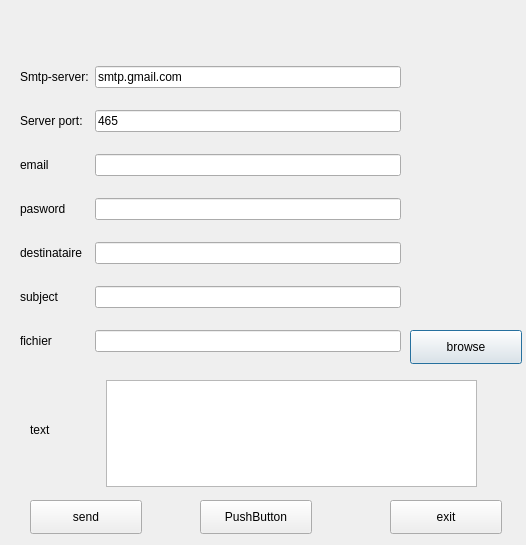
Old version of the form dialog_email.ui in the repository firastourki99/smartgarage.
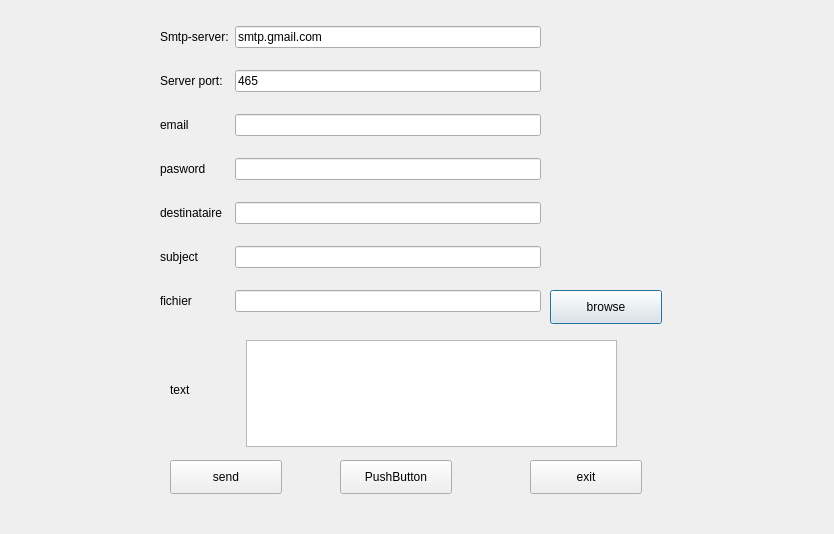
New version of the form.

What changed in the file:
```diff
--- a/dialog_email.ui
+++ b/dialog_email.ui
@@ -6,8 +6,8 @@
    <rect>
     <x>0</x>
     <y>0</y>
-    <width>526</width>
-    <height>545</height>
+    <width>834</width>
+    <height>534</height>
    </rect>
   </property>
   <property name="windowTitle">
@@ -16,8 +16,8 @@
   <widget class="QTextEdit" name="msg">
    <property name="geometry">
     <rect>
-     <x>106</x>
-     <y>380</y>
+     <x>246</x>
+     <y>340</y>
      <width>371</width>
      <height>107</height>
     </rect>
@@ -26,8 +26,8 @@
   <widget class="QPushButton" name="browseBtn">
    <property name="geometry">
     <rect>
-     <x>410</x>
-     <y>330</y>
+     <x>550</x>
+     <y>290</y>
      <width>112</width>
      <height>34</height>
     </rect>
@@ -36,24 +36,24 @@
     <string>browse</string>
    </property>
   </widget>
-  <widget class="QPushButton" name="sendBtn">
+  <widget class="QPushButton" name="pushButton">
    <property name="geometry">
     <rect>
-     <x>30</x>
-     <y>500</y>
+     <x>340</x>
+     <y>460</y>
      <width>112</width>
      <height>34</height>
     </rect>
    </property>
    <property name="text">
-    <string>send</string>
+    <string>PushButton</string>
    </property>
   </widget>
   <widget class="QPushButton" name="exitBtn">
    <property name="geometry">
     <rect>
-     <x>390</x>
-     <y>500</y>
+     <x>530</x>
+     <y>460</y>
      <width>112</width>
      <height>34</height>
     </rect>
@@ -62,24 +62,11 @@
     <string>exit</string>
    </property>
   </widget>
-  <widget class="QLabel" name="label_8">
-   <property name="geometry">
-    <rect>
-     <x>30</x>
-     <y>420</y>
-     <width>69</width>
-     <height>20</height>
-    </rect>
-   </property>
-   <property name="text">
-    <string>text</string>
-   </property>
-  </widget>
   <widget class="QWidget" name="layoutWidget">
    <property name="geometry">
     <rect>
-     <x>20</x>
-     <y>50</y>
+     <x>160</x>
+     <y>10</y>
      <width>381</width>
      <height>321</height>
     </rect>
@@ -165,17 +152,30 @@
     </item>
    </layout>
   </widget>
-  <widget class="QPushButton" name="pushButton">
+  <widget class="QPushButton" name="sendBtn">
    <property name="geometry">
     <rect>
-     <x>200</x>
-     <y>500</y>
+     <x>170</x>
+     <y>460</y>
      <width>112</width>
      <height>34</height>
     </rect>
    </property>
    <property name="text">
-    <string>PushButton</string>
+    <string>send</string>
+   </property>
+  </widget>
+  <widget class="QLabel" name="label_8">
+   <property name="geometry">
+    <rect>
+     <x>170</x>
+     <y>380</y>
+     <width>69</width>
+     <height>20</height>
+    </rect>
+   </property>
+   <property name="text">
+    <string>text</string>
    </property>
   </widget>
  </widget>
```
